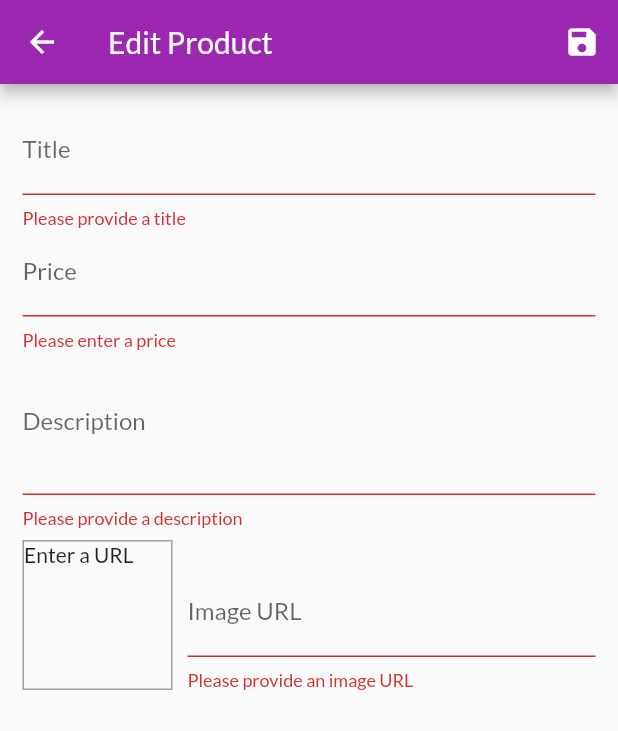
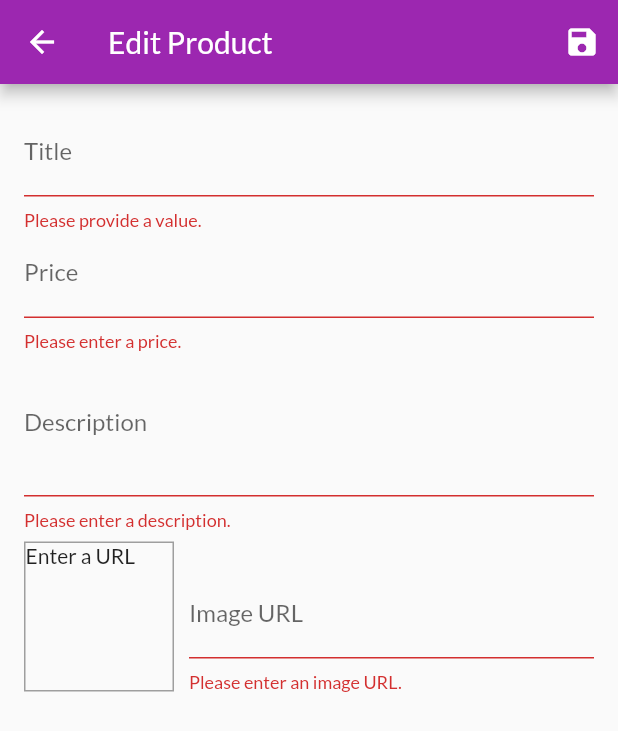
Before and after one commit to xdityxa/Shopping-App, a Flutter app: the EditProductScreen screen opened by its route, after a tap on the "save" icon, on a phone screen of 412 x 824 dp. Shown: the top 731 px of the screen. Run offline on Flutter 3.47's test engine with Material 2 defaults, Android fonts, the phone set to English and light mode, and no system bars; network calls fail.

```diff
--- a/lib/main.dart
+++ b/lib/main.dart
@@ -48,3 +48,4 @@ class MyApp extends StatelessWidget {
     );
   }
 }
+// https://cdn.pixabay.com/photo/2016/10/02/22/17/red-t-shirt-1710578_1280.jpg
--- a/lib/screens/edit_product_screen.dart
+++ b/lib/screens/edit_product_screen.dart
@@ -6,6 +6,7 @@ import '../providers/products.dart';
 
 class EditProductScreen extends StatefulWidget {
   static const routeName = '/edit-product';
+
   @override
   _EditProductScreenState createState() => _EditProductScreenState();
 }
@@ -19,11 +20,10 @@ class _EditProductScreenState extends State<EditProductScreen> {
   var _editedProduct = Product(
     id: null,
     title: '',
+    price: 0,
     description: '',
-    price: 0,
     imageUrl: '',
   );
-
   var _initValues = {
     'title': '',
     'description': '',
@@ -78,7 +78,6 @@ class _EditProductScreenState extends State<EditProductScreen> {
               !_imageUrlController.text.endsWith('.jpeg'))) {
         return;
       }
-
       setState(() {});
     }
   }
@@ -102,53 +101,46 @@ class _EditProductScreenState extends State<EditProductScreen> {
   Widget build(BuildContext context) {
     return Scaffold(
       appBar: AppBar(
-        title: Text(
-          'Edit Product',
-        ),
+        title: Text('Edit Product'),
         actions: <Widget>[
           IconButton(
             icon: Icon(Icons.save),
             onPressed: _saveForm,
-          )
+          ),
         ],
       ),
       body: Padding(
-        padding: const EdgeInsets.all(15.0),
+        padding: const EdgeInsets.all(16.0),
         child: Form(
           key: _form,
           child: ListView(
             children: <Widget>[
               TextFormField(
                 initialValue: _initValues['title'],
-                decoration: InputDecoration(
-                  labelText: 'Title',
-                ),
+                decoration: InputDecoration(labelText: 'Title'),
                 textInputAction: TextInputAction.next,
                 onFieldSubmitted: (_) {
                   FocusScope.of(context).requestFocus(_priceFocusNode);
                 },
                 validator: (value) {
                   if (value.isEmpty) {
-                    return 'Please provide a title';
+                    return 'Please provide a value.';
                   }
                   return null;
                 },
                 onSaved: (value) {
                   _editedProduct = Product(
                       title: value,
+                      price: _editedProduct.price,
                       description: _editedProduct.description,
-                    price: _editedProduct.price,
                       imageUrl: _editedProduct.imageUrl,
                       id: _editedProduct.id,
-                    isFavorite: _editedProduct.isFavorite,
-                  );
+                      isFavorite: _editedProduct.isFavorite);
                 },
               ),
               TextFormField(
                 initialValue: _initValues['price'],
-                decoration: InputDecoration(
-                  labelText: 'Price',
-                ),
+                decoration: InputDecoration(labelText: 'Price'),
                 textInputAction: TextInputAction.next,
                 keyboardType: TextInputType.number,
                 focusNode: _priceFocusNode,
@@ -157,50 +149,49 @@ class _EditProductScreenState extends State<EditProductScreen> {
                 },
                 validator: (value) {
                   if (value.isEmpty) {
-                    return 'Please enter a price';
+                    return 'Please enter a price.';
                   }
                   if (double.tryParse(value) == null) {
-                    return 'Enter a valid Amount';
+                    return 'Please enter a valid number.';
                   }
                   if (double.parse(value) <= 0) {
-                    return 'Enter an amount greater than 0';
+                    return 'Please enter a number greater than zero.';
                   }
-
                   return null;
                 },
                 onSaved: (value) {
                   _editedProduct = Product(
+                      title: _editedProduct.title,
+                      price: double.parse(value),
+                      description: _editedProduct.description,
+                      imageUrl: _editedProduct.imageUrl,
                       id: _editedProduct.id,
-                    isFavorite: _editedProduct.isFavorite,
-                    title: _editedProduct.title,
-                    description: _editedProduct.description,
-                    price: double.parse(value),
-                    imageUrl: _editedProduct.imageUrl,
-                  );
+                      isFavorite: _editedProduct.isFavorite);
                 },
               ),
               TextFormField(
                 initialValue: _initValues['description'],
-                decoration: InputDecoration(
-                  labelText: 'Description',
-                ),
+                decoration: InputDecoration(labelText: 'Description'),
                 maxLines: 3,
                 keyboardType: TextInputType.multiline,
                 focusNode: _descriptionFocusNode,
                 validator: (value) {
                   if (value.isEmpty) {
-                    return 'Please provide a description';
+                    return 'Please enter a description.';
+                  }
+                  if (value.length < 10) {
+                    return 'Should be at least 10 characters long.';
                   }
                   return null;
                 },
                 onSaved: (value) {
                   _editedProduct = Product(
+                    title: _editedProduct.title,
+                    price: _editedProduct.price,
+                    description: value,
+                    imageUrl: _editedProduct.imageUrl,
                     id: _editedProduct.id,
                     isFavorite: _editedProduct.isFavorite,
-                    title: _editedProduct.title,
-                    description: value,
-                    price: _editedProduct.price,
-                    imageUrl: _editedProduct.imageUrl,
                   );
                 },
               ),
@@ -223,8 +214,10 @@ class _EditProductScreenState extends State<EditProductScreen> {
                     child: _imageUrlController.text.isEmpty
                         ? Text('Enter a URL')
                         : FittedBox(
-                            child: Image.network(_imageUrlController.text),
+                            child: Image.network(
+                              _imageUrlController.text,
                               fit: BoxFit.cover,
+                            ),
                           ),
                   ),
                   Expanded(
@@ -239,27 +232,27 @@ class _EditProductScreenState extends State<EditProductScreen> {
                       },
                       validator: (value) {
                         if (value.isEmpty) {
-                          return 'Please provide an image URL';
+                          return 'Please enter an image URL.';
                         }
                         if (!value.startsWith('http') &&
                             !value.startsWith('https')) {
-                          return 'Please enter valid url';
+                          return 'Please enter a valid URL.';
                         }
                         if (!value.endsWith('.png') &&
                             !value.endsWith('.jpg') &&
                             !value.endsWith('.jpeg')) {
-                          return 'Please enter a valid image url';
+                          return 'Please enter a valid image URL.';
                         }
                         return null;
                       },
                       onSaved: (value) {
                         _editedProduct = Product(
+                          title: _editedProduct.title,
+                          price: _editedProduct.price,
+                          description: _editedProduct.description,
+                          imageUrl: value,
                           id: _editedProduct.id,
                           isFavorite: _editedProduct.isFavorite,
-                          title: _editedProduct.title,
-                          description: _editedProduct.description,
-                          price: _editedProduct.price,
-                          imageUrl: value,
                         );
                       },
                     ),
--- a/lib/widgets/order_item.dart
+++ b/lib/widgets/order_item.dart
@@ -62,8 +62,7 @@ class _OrderItemState extends State<OrderItem> {
                           )
                         ],
                       ),
-                    )
-                    .toList(),
+                    ).toList(),
               ),
             )
         ],
--- a/lib/widgets/user_product_item.dart
+++ b/lib/widgets/user_product_item.dart
@@ -29,7 +29,7 @@ class UserProductItem extends StatelessWidget {
                 IconButton(
                   icon: Icon(Icons.edit),
                   onPressed: () {
-                    Navigator.of(context).pushNamed(EditProductScreen.routeName);
+                    Navigator.of(context).pushNamed(EditProductScreen.routeName, arguments: id);
                   },
                   color: Theme.of(context).primaryColor,
                 ),
```
Also changed, not shown: lib/providers/products.dart (+2 -10 lines), lib/widgets/product_item.dart (+10 -15 lines). Lines whose indentation alone changed are shown as unchanged.
